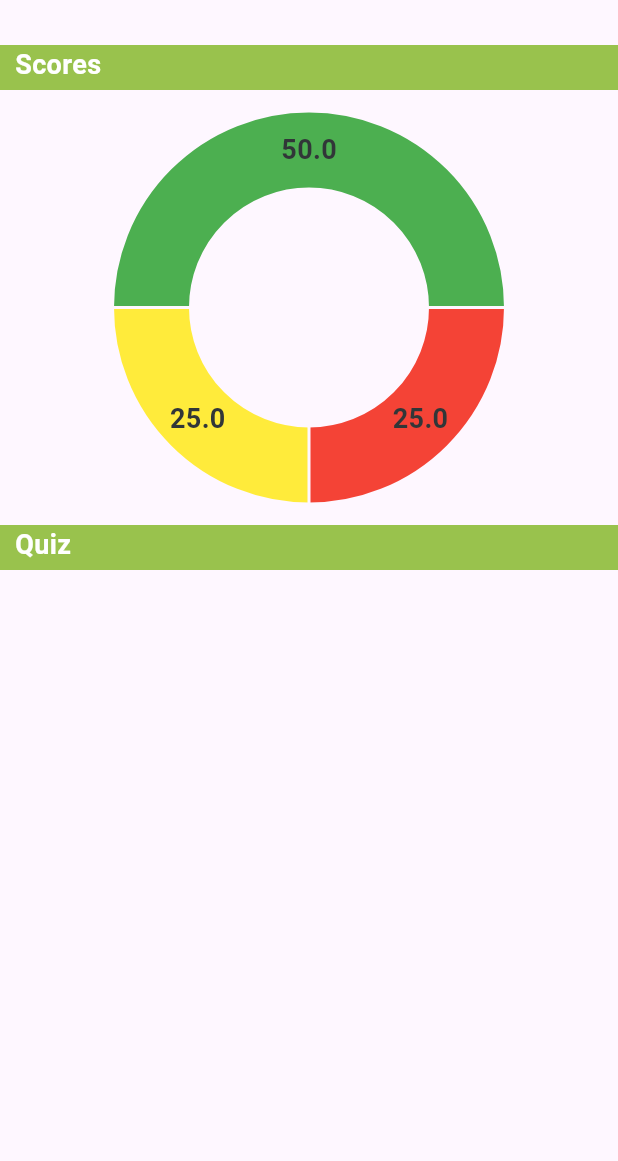
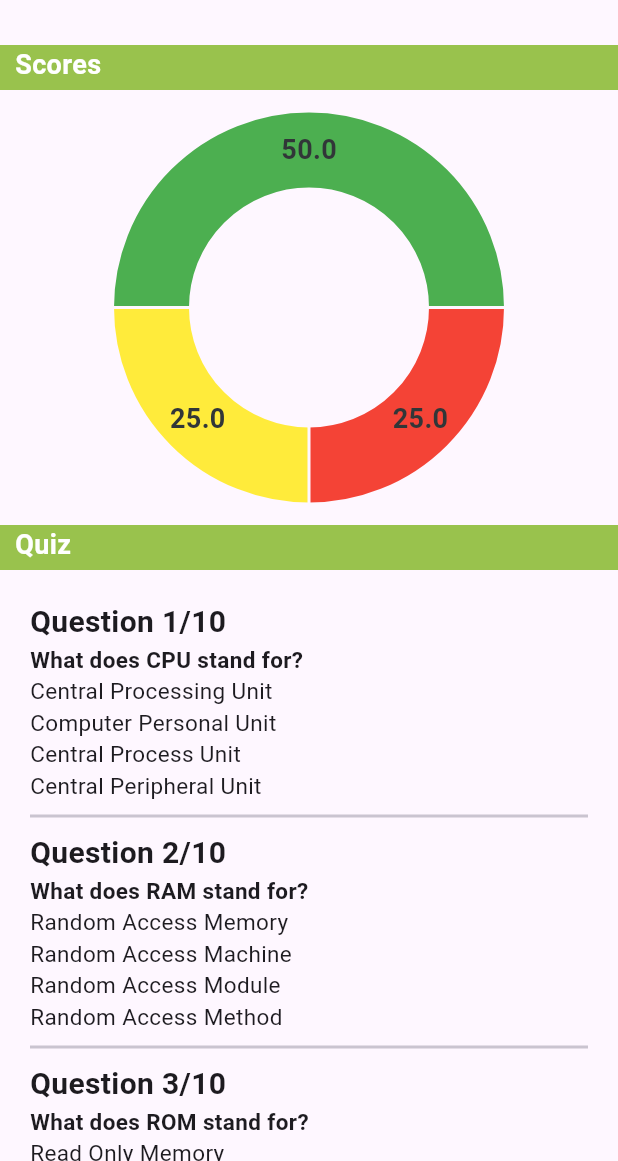
Before and after one commit to AngeliqueBalt/SPM_App, a Flutter app: the CurrentQuizScreen screen opened directly, on a phone screen of 412 x 824 dp, the part 75-1236 px from its top. Run offline on Flutter 3.47's test engine with Material 3 defaults, Android fonts, the phone set to English and light mode, and no system bars; drawn by our look-alikes of fl_chart; our stand-ins replace go_router, smooth_page_indicator.

Commit message:
show quiz on quiz summary and current quiz screens

```diff
--- /dev/null
+++ b/lib/partials/DisplayQuizQuestions.dart
@@ -0,0 +1,70 @@
+import 'package:flutter/material.dart';
+import 'package:student_progress_monitor_app/screens/student/quiz/data/questions.dart';
+
+import '../routes.dart';
+
+class DisplayQuizQuestions extends StatelessWidget {
+  const DisplayQuizQuestions({super.key});
+
+  @override
+  Widget build(BuildContext context) {
+    return SafeArea(
+      child: Column(
+        // mainAxisAlignment: MainAxisAlignment.center,
+        children: [
+          if (!isTeacher)
+            const Text(
+                "Note: Only the correct answers are shown, not your own."),
+          if (!isTeacher)
+            const Divider(
+              height: 20,
+              thickness: 1,
+            ),
+          Padding(
+            padding: const EdgeInsets.only(left: 20.0, right: 20.0),
+            child: Flex(direction: Axis.horizontal, children: [
+              Expanded(
+                child: SizedBox(
+                  height: 500,
+                  child: ListView.builder(
+                    itemCount: questions.length,
+                    itemBuilder: (context, index) {
+                      return Column(
+                        crossAxisAlignment: CrossAxisAlignment.start,
+                        children: [
+                          Text(
+                            "Question ${index + 1}/${questions.length}",
+                            style: const TextStyle(
+                                fontSize: 20, fontWeight: FontWeight.bold),
+                          ),
+                          Text(
+                            questions[index].question,
+                            style: const TextStyle(
+                              fontSize: 15,
+                              fontWeight: FontWeight.bold,
+                            ),
+                          ),
+                          for (int i = 0; i < questions[i].answers.length; i++)
+                            Text(
+                              questions[index].answers.keys.elementAt(i),
+                              style: const TextStyle(
+                                fontSize: 15,
+                              ),
+                            ),
+                          const Divider(
+                            height: 20,
+                            thickness: 2,
+                          ),
+                        ],
+                      );
+                    },
+                  ),
+                ),
+              ),
+            ]),
+          ),
+        ],
+      ),
+    );
+  }
+}
--- a/lib/screens/profile_screen.dart
+++ b/lib/screens/profile_screen.dart
@@ -11,6 +11,10 @@ class ProfileScreen extends StatefulWidget {
 
 class _ProfileScreenState extends State<ProfileScreen> {
   bool isObscurePassword = true;
+  String fullName = "Name";
+  String email = "abcd@abcd";
+  String password = "abcdefg";
+  String idNumber = "123456";
 
   @override
   Widget build(BuildContext context) {
@@ -37,13 +41,20 @@ class _ProfileScreenState extends State<ProfileScreen> {
               children: [
                 const SizedBox(height: 30),
                 // TODO: get the details from the database
-                buildTextField("Full Name", "full name", false),
+                // buildTextField("Full Name", "full name", false),
+                // const SizedBox(height: 20),
+                // buildTextField("Email", "email@school.com", false),
+                // const SizedBox(height: 20),
+                // buildTextField("Password", "********", true),
+                // const SizedBox(height: 20),
+                // buildTextField("ID number", "ID number", false),
+                buildTextField("Full Name", fullName, false),
                 const SizedBox(height: 20),
-                buildTextField("Email", "email@school.com", false),
+                buildTextField("Email", email, false),
                 const SizedBox(height: 20),
-                buildTextField("Password", "********", true),
+                buildTextField("Password", password, true),
                 const SizedBox(height: 20),
-                buildTextField("ID number", "ID number", false),
+                buildTextField("ID number", idNumber, false),
               ],
             ),
           ),
--- a/lib/screens/student/quiz/data/questions.dart
+++ b/lib/screens/student/quiz/data/questions.dart
@@ -95,14 +95,14 @@ List<QuestionModel> questions = [
         "DOC": false,
       }),
   QuestionModel(
-      "Which of the following is a progrmming language?",
+      "Which of the following is a programming language?",
       {
         "JPEG": false,
         "GIF": false,
         "Python": true,
         "PNG": false,
       },
-      question: 'Which of the following is a progrmming language?',
+      question: 'Which of the following is a programming language?',
       answers: {
         "JPEG": false,
         "GIF": false,
--- a/lib/screens/student/quiz_summary_screen.dart
+++ b/lib/screens/student/quiz_summary_screen.dart
@@ -1,4 +1,6 @@
 import 'package:flutter/material.dart';
+import 'package:student_progress_monitor_app/partials/DisplayQuizQuestions.dart';
+import 'package:student_progress_monitor_app/screens/student/quiz/data/questions.dart';
 
 class QuizSummaryScreen extends StatefulWidget {
   final String name;
@@ -77,7 +79,8 @@ class _QuizSummaryScreenState extends State<QuizSummaryScreen> {
                   ),
                 ),
                 // TODO: get the quiz questions and answers from the database to be displayed for each quiz
-                // TODO: get info from quiz overview screen?
+                const SizedBox(height: 15),
+                DisplayQuizQuestions(),
               ],
             ),
           ],
--- a/lib/screens/teacher/current_quiz_screen.dart
+++ b/lib/screens/teacher/current_quiz_screen.dart
@@ -1,4 +1,5 @@
 import 'package:flutter/material.dart';
+import 'package:student_progress_monitor_app/partials/DisplayQuizQuestions.dart';
 
 import '../../components/score_chart.dart';
 
@@ -67,7 +68,8 @@ class CurrentQuizScreen extends StatelessWidget {
                     ),
                   ),
                   // TODO: get the quiz questions and answers from the database to be displayed for each quiz
-                  // TODO: get info from quiz overview screen?
+                  const SizedBox(height: 20),
+                  DisplayQuizQuestions(),
                 ],
               ),
             ],
--- a/lib/screens/teacher/teacher_quiz_summary_screen.dart
+++ b/lib/screens/teacher/teacher_quiz_summary_screen.dart
@@ -1,5 +1,6 @@
 import 'package:flutter/material.dart';
 import 'package:student_progress_monitor_app/components/score_chart.dart';
+import 'package:student_progress_monitor_app/partials/DisplayQuizQuestions.dart';
 
 class TeacherQuizSummaryScreen extends StatefulWidget {
   final String name;
@@ -75,8 +76,9 @@ class _TeacherQuizSummaryScreenState extends State<TeacherQuizSummaryScreen> {
                       ),
                     ),
                   ),
+                  const SizedBox(height: 20),
                   // TODO: get the quiz questions and answers from the database to be displayed for each quiz
-                  // TODO: get info from quiz overview screen?
+                  DisplayQuizQuestions(),
                 ],
               ),
             ],
```
